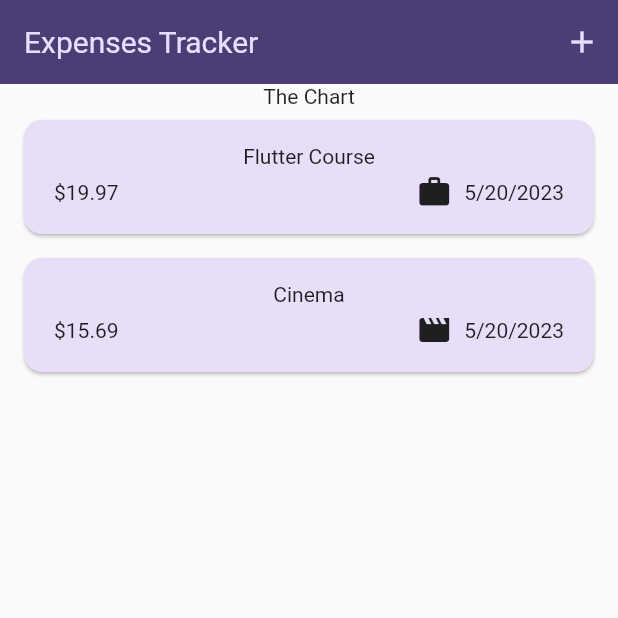
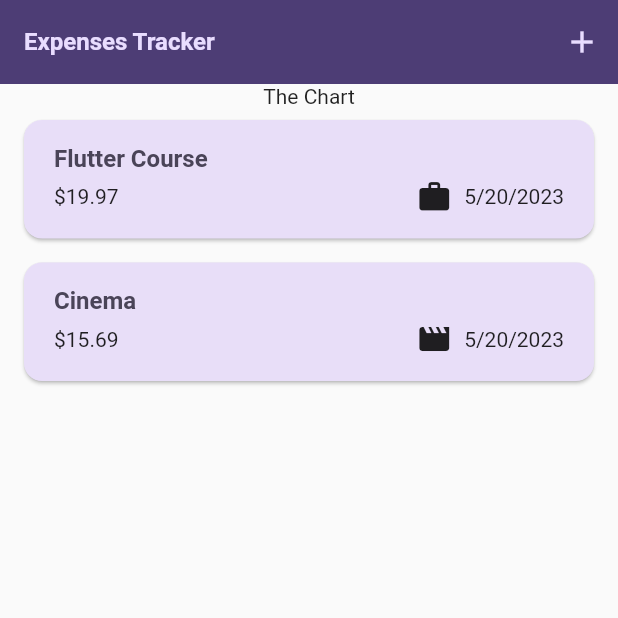
Before and after one commit to Tsenda-Djessy-Flavien/Expense_Tracker, a Flutter app: the screen it shows after launch, on a phone screen of 412 x 824 dp, the top half of it. Run offline on Flutter 3.47's test engine with Material 2 defaults, Android fonts, the phone set to English and light mode, and no system bars.

Commit message:
Using Theme Data in Widgets

```diff
--- a/lib/config/theme/theme.dart
+++ b/lib/config/theme/theme.dart
@@ -38,8 +38,8 @@ var kElevatedButtonTheme = ElevatedButtonThemeData(
 // recommander pour la configuration des Text
 var kTextTheme = ThemeData().textTheme.copyWith(
       titleLarge: TextStyle(
-        fontWeight: FontWeight.normal,
+        fontWeight: FontWeight.bold,
         color: kColorScheme.onSecondaryContainer,
-        fontSize: 20,
+        fontSize: 16,
       ),
     );
--- a/lib/presentation/widgets/expense_widgets/expense_item.dart
+++ b/lib/presentation/widgets/expense_widgets/expense_item.dart
@@ -12,8 +12,14 @@ class ExpenseItem extends StatelessWidget {
       child: Padding(
         padding: const EdgeInsets.symmetric(horizontal: 20, vertical: 16),
         child: Column(
+          // crossAxisAlignment => deplacement à l'horizontal
+          crossAxisAlignment: CrossAxisAlignment.start,
           children: [
-            Text(expense.title),
+            Text(
+              expense.title,
+              // receperation des paramettre du theme // we can used .copyWith()
+              style: Theme.of(context).textTheme.titleLarge,
+            ),
             const SizedBox(height: 4),
             Row(
               children: [
--- a/lib/presentation/widgets/expense_widgets/expense_list.dart
+++ b/lib/presentation/widgets/expense_widgets/expense_list.dart
@@ -20,6 +20,13 @@ class ExpenseList extends StatelessWidget {
       itemCount: expenses.length,
       itemBuilder: (ctx, index) => Dismissible(
         key: ValueKey(expenses[index]),
+        background: Container(
+          color: Theme.of(context).colorScheme.error.withOpacity(0.75),
+          margin: Theme.of(context).cardTheme.margin,
+          // margin: EdgeInsets.symmetric(
+          //   horizontal: Theme.of(context).cardTheme.margin!.horizontal,
+          // ),
+        ),
         onDismissed: (direction) {
           onRemoveExpense(expenses[index]);
         },
```
